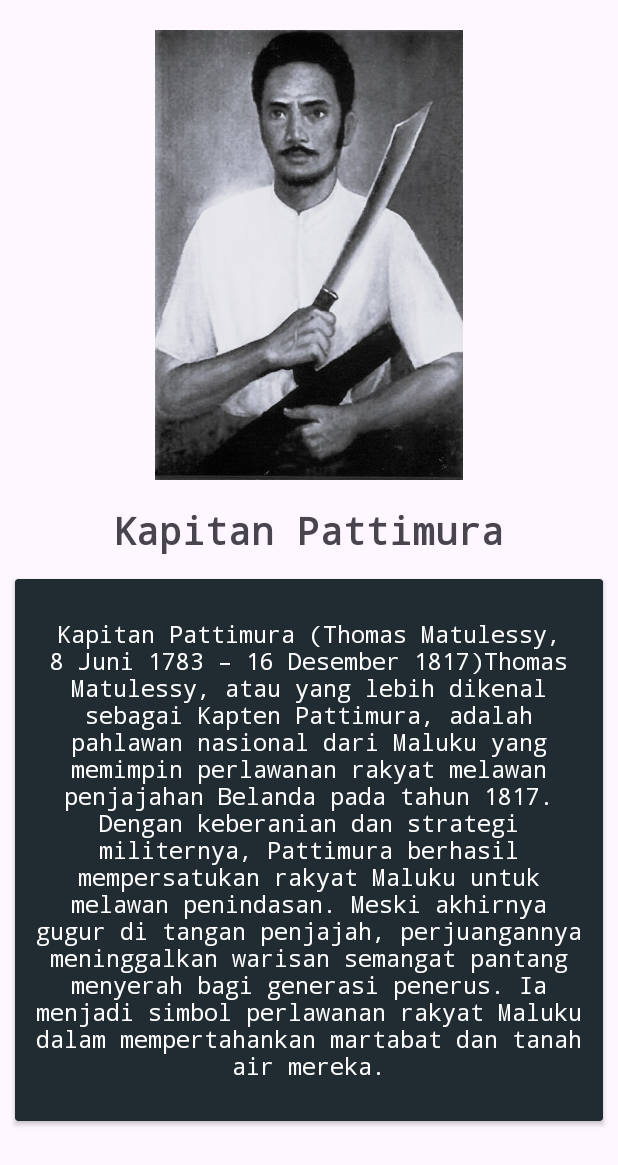
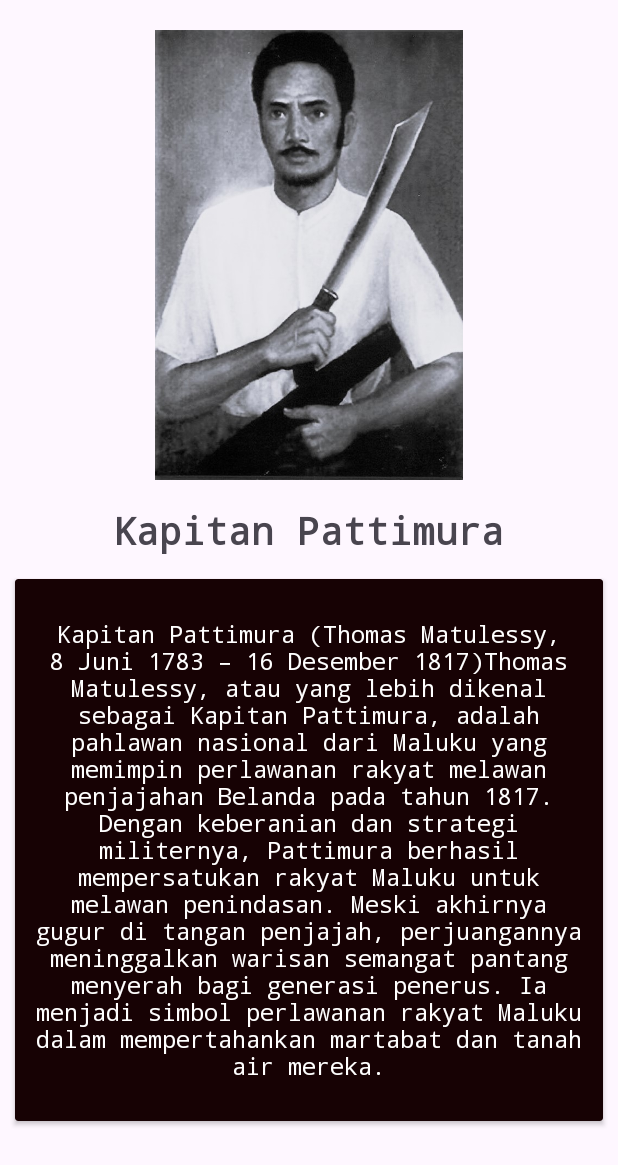
Before and after one commit to umi-gntg/PahlawanApp, an Android app: the screen it shows after launch (DetailList), after a tap on "Pattimura", on a phone screen of 412 x 824 dp. Shown: the top 1165 px of the screen. Run offline under Robolectric (Android 15) with nearby library versions, the light colour scheme and no system bars; 1 statement that could not run was skipped.

Commit message:
sudah memakai splash screen

```diff
--- a/app/build.gradle
+++ b/app/build.gradle
@@ -26,6 +26,9 @@ android {
         sourceCompatibility JavaVersion.VERSION_1_8
         targetCompatibility JavaVersion.VERSION_1_8
     }
+    buildFeatures {
+        viewBinding true
+    }
 }
 
 dependencies {
@@ -34,6 +37,8 @@ dependencies {
     implementation libs.material
     implementation libs.activity
     implementation libs.constraintlayout
+    implementation libs.navigation.fragment
+    implementation libs.navigation.ui
     testImplementation libs.junit
     androidTestImplementation libs.ext.junit
     androidTestImplementation libs.espresso.core
--- a/app/src/main/java/com/example/pahlawanapp/MainActivity.java
+++ b/app/src/main/java/com/example/pahlawanapp/MainActivity.java
@@ -55,10 +55,10 @@ public class MainActivity extends AppCompatActivity {
         detailPahlawan.put("Pattimura", new Pahlawan(
                 "Kapitan Pattimura",
                 R.drawable.pattimura,
-                "Kapitan Pattimura (Thomas Matulessy, 8 Juni 1783 – 16 Desember 1817)Thomas Matulessy, atau yang lebih dikenal sebagai Kapten Pattimura, adalah pahlawan nasional dari Maluku yang memimpin perlawanan rakyat melawan penjajahan Belanda pada tahun 1817. Dengan keberanian dan strategi militernya, Pattimura berhasil mempersatukan rakyat Maluku untuk melawan penindasan. Meski akhirnya gugur di tangan penjajah, perjuangannya meninggalkan warisan semangat pantang menyerah bagi generasi penerus. Ia menjadi simbol perlawanan rakyat Maluku dalam mempertahankan martabat dan tanah air mereka."
+                "Kapitan Pattimura (Thomas Matulessy, 8 Juni 1783 – 16 Desember 1817)Thomas Matulessy, atau yang lebih dikenal sebagai Kapitan Pattimura, adalah pahlawan nasional dari Maluku yang memimpin perlawanan rakyat melawan penjajahan Belanda pada tahun 1817. Dengan keberanian dan strategi militernya, Pattimura berhasil mempersatukan rakyat Maluku untuk melawan penindasan. Meski akhirnya gugur di tangan penjajah, perjuangannya meninggalkan warisan semangat pantang menyerah bagi generasi penerus. Ia menjadi simbol perlawanan rakyat Maluku dalam mempertahankan martabat dan tanah air mereka."
         ));
         detailPahlawan.put("Imam Bonjol", new Pahlawan(
-                "Tuanku Imam Bonjol",
+                "Tuanku Imam Bonjol",g
                 R.drawable.imambonjol,
                 "Tuanku Imam Bonjol adalah pemimpin ulama sekaligus pejuang yang memimpin Perang Padri di Sumatera Barat melawan kolonial Belanda pada awal abad ke-19. Ia berjuang untuk mempertahankan ajaran Islam dan nilai-nilai adat Minangkabau dari pengaruh penjajahan. Meski pada akhirnya ditangkap dan diasingkan oleh Belanda, perjuangannya menjadi inspirasi besar dalam melawan penindasan. Imam Bonjol kini dikenang sebagai simbol perlawanan rakyat yang berlandaskan pada nilai agama dan kebangsaan."
         ));
--- /dev/null
+++ b/app/src/main/java/com/example/pahlawanapp/SplashScreen.java
@@ -0,0 +1,35 @@
+package com.example.pahlawanapp;
+
+import android.os.Bundle;
+import androidx.activity.EdgeToEdge;
+import androidx.appcompat.app.AppCompatActivity;
+import androidx.core.graphics.Insets;
+import androidx.core.view.ViewCompat;
+import androidx.core.view.WindowInsetsCompat;
+import android.content.Intent;
+import android.os.Handler;
+
+public class SplashScreen extends AppCompatActivity {
+
+    @Override
+    protected void onCreate(Bundle savedInstanceState) {
+        super.onCreate(savedInstanceState);
+        EdgeToEdge.enable(this);
+        setContentView(R.layout.activity_splash_screen);
+        ViewCompat.setOnApplyWindowInsetsListener(findViewById(R.id.main), (v, insets) -> {
+            Insets systemBars = insets.getInsets(WindowInsetsCompat.Type.systemBars());
+            v.setPadding(systemBars.left, systemBars.top, systemBars.right, systemBars.bottom);
+            return insets;
+        });
+        // Delay selama 3 detik sebelum berpindah ke MainActivity
+        new Handler().postDelayed(new Runnable() {
+            @Override
+            public void run() {
+                // Pindah ke MainActivity
+                Intent intent = new Intent(SplashScreen.this, MainActivity.class);
+                startActivity(intent);
+                finish(); // Tutup splash screen
+            }
+        }, 2000); // 2000 ms = 2 detik
+    }
+}
--- a/app/src/main/res/layout/activity_detail_list.xml
+++ b/app/src/main/res/layout/activity_detail_list.xml
@@ -21,7 +21,6 @@
         android:layout_height="wrap_content"
         android:layout_marginTop="16dp"
         android:layout_below="@+id/imageView"
-        android:text="Mohammad Hatta"
         android:textSize="25sp"
         android:fontFamily="monospace"
         android:textStyle="bold"
@@ -29,28 +28,28 @@
 
     <androidx.cardview.widget.CardView
         android:layout_width="match_parent"
+        android:layout_height="wrap_content"
         android:layout_below="@id/tvnama"
         android:layout_marginLeft="10dp"
+        android:layout_marginTop="15dp"
         android:layout_marginRight="10dp"
-        android:layout_height="wrap_content"
-        android:layout_marginTop="15dp"
-        android:background="#212B32"
-        android:backgroundTint="#212B32"
+        android:background="#170204"
+        android:backgroundTint="#170204"
         tools:ignore="ExtraText">
 
         <TextView
             android:id="@+id/tv2"
             android:layout_width="wrap_content"
             android:layout_height="wrap_content"
+            android:layout_below="@id/tvnama"
+            android:layout_centerHorizontal="true"
             android:layout_marginTop="16dp"
             android:layout_marginBottom="16dp"
+            android:fontFamily="monospace"
             android:padding="10sp"
-            android:layout_below="@id/tvnama"
-            android:fontFamily="monospace"
+            android:textAlignment="center"
             android:textColor="@color/white"
-            android:textAlignment="center"
-            android:textSize="15sp"
-            android:layout_centerHorizontal="true"/>
+            android:textSize="15sp" />
     </androidx.cardview.widget.CardView>
 
 
--- /dev/null
+++ b/app/src/main/res/values-land/dimens.xml
@@ -0,0 +1,3 @@
+<resources>
+      <dimen name="fab_margin">48dp</dimen>
+   </resources>
--- /dev/null
+++ b/app/src/main/res/values-v23/themes.xml
@@ -0,0 +1,8 @@
+<resources xmlns:tools="http://schemas.android.com/tools">
+  <style name="Theme.PahlawanApp" parent="Base.Theme.PahlawanApp">
+    <!-- Transparent system bars for edge-to-edge. -->
+    <item name="android:navigationBarColor">@android:color/transparent</item>
+    <item name="android:statusBarColor">@android:color/transparent</item>
+    <item name="android:windowLightStatusBar">?attr/isLightTheme</item>
+  </style>
+</resources>
--- /dev/null
+++ b/app/src/main/res/values-w1240dp/dimens.xml
@@ -0,0 +1,3 @@
+<resources>
+      <dimen name="fab_margin">200dp</dimen>
+   </resources>
--- /dev/null
+++ b/app/src/main/res/values-w600dp/dimens.xml
@@ -0,0 +1,3 @@
+<resources>
+      <dimen name="fab_margin">48dp</dimen>
+   </resources>
--- /dev/null
+++ b/app/src/main/res/values/dimens.xml
@@ -0,0 +1,3 @@
+<resources>
+      <dimen name="fab_margin">16dp</dimen>
+   </resources>
--- a/gradle/libs.versions.toml
+++ b/gradle/libs.versions.toml
@@ -7,6 +7,8 @@ appcompat = "1.7.0"
 material = "1.12.0"
 activity = "1.9.3"
 constraintlayout = "2.2.0"
+navigationFragment = "2.8.4"
+navigationUi = "2.8.4"
 
 [libraries]
 junit = { group = "junit", name = "junit", version.ref = "junit" }
@@ -16,6 +18,8 @@ appcompat = { group = "androidx.appcompat", name = "appcompat", version.ref = "a
 material = { group = "com.google.android.material", name = "material", version.ref = "material" }
 activity = { group = "androidx.activity", name = "activity", version.ref = "activity" }
 constraintlayout = { group = "androidx.constraintlayout", name = "constraintlayout", version.ref = "constraintlayout" }
+navigation-fragment = { group = "androidx.navigation", name = "navigation-fragment", version.ref = "navigationFragment" }
+navigation-ui = { group = "androidx.navigation", name = "navigation-ui", version.ref = "navigationUi" }
 
 [plugins]
 android-application = { id = "com.android.application", version.ref = "agp" }
```
Also changed, not shown: app/src/main/AndroidManifest.xml (+10 -5 lines), app/src/main/res/layout/activity_splash_screen.xml (added, +18 -0 lines), app/src/main/res/navigation/nav_graph.xml (added, +28 -0 lines), app/src/main/res/values/strings.xml (+42 -0 lines), app/src/main/res/drawable/logo.png (added).
